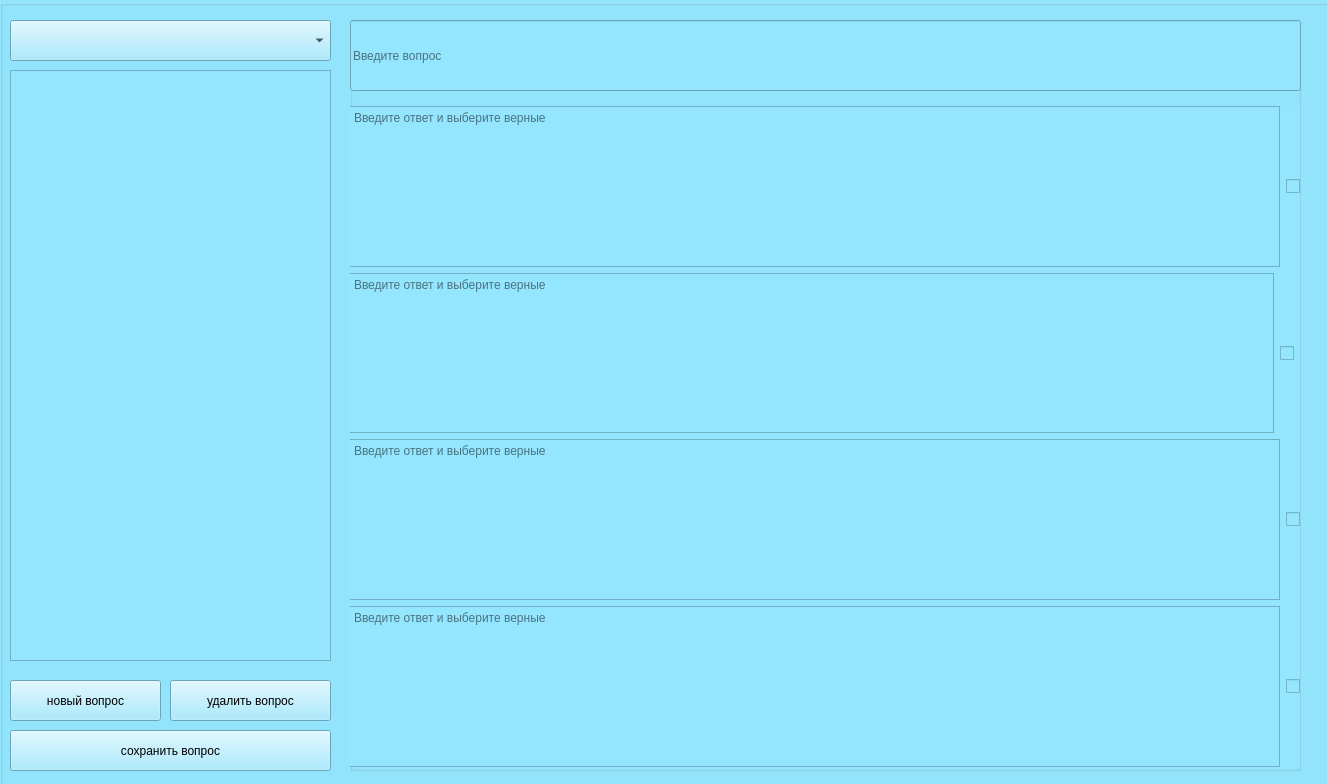
Before: the Qt Designer form test_creator/main.ui in zverihg/test_app, drawn with Qt 5.
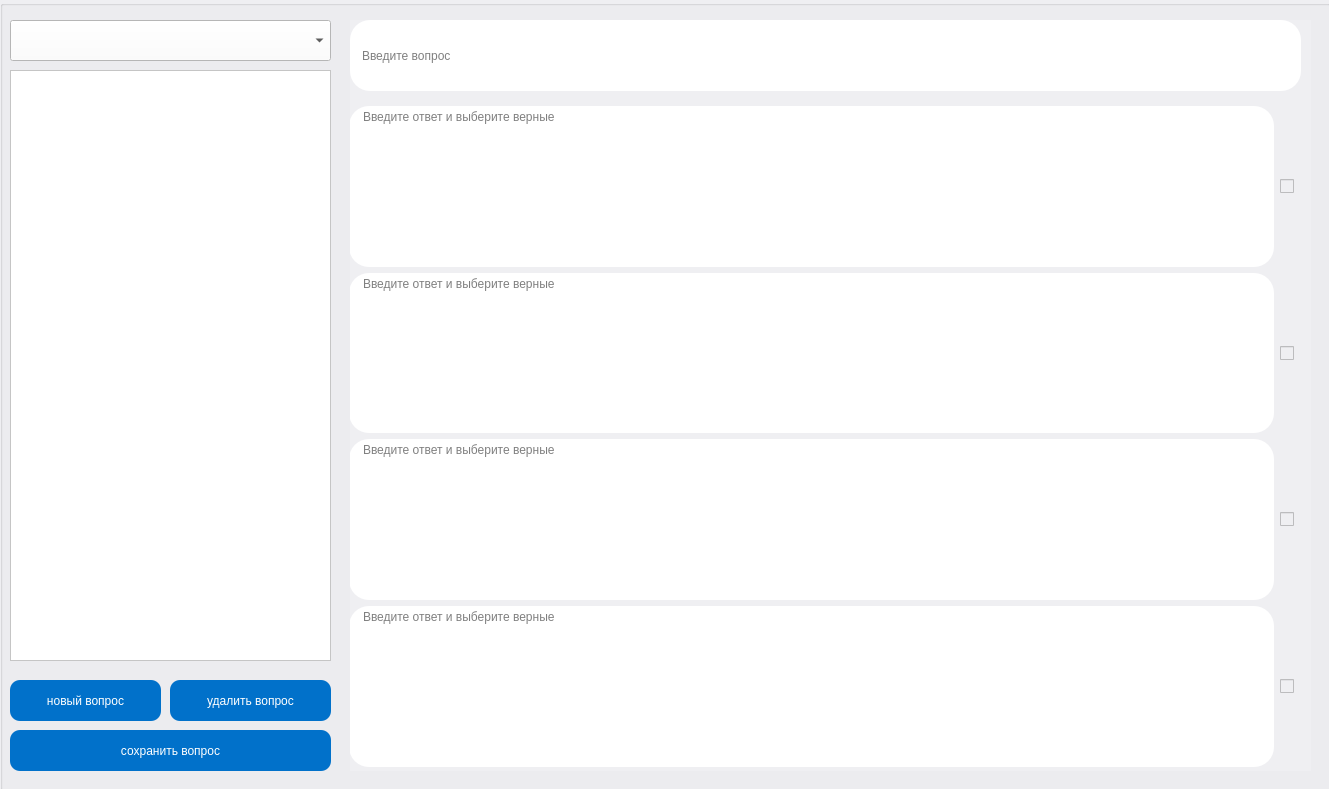
After: the same form once the commit is applied.

```diff
--- a/test_creator/main.ui
+++ b/test_creator/main.ui
@@ -6,8 +6,8 @@
    <rect>
     <x>0</x>
     <y>0</y>
-    <width>1327</width>
-    <height>784</height>
+    <width>1329</width>
+    <height>789</height>
    </rect>
   </property>
   <property name="windowTitle">
@@ -24,7 +24,7 @@
      </rect>
     </property>
     <property name="styleSheet">
-     <string notr="true">background-color: rgb(148, 230, 255);</string>
+     <string notr="true">background-color: #EFEFF2;</string>
     </property>
     <property name="title">
      <string/>
@@ -38,6 +38,9 @@
        <height>41</height>
       </rect>
      </property>
+     <property name="styleSheet">
+      <string notr="true">background-color: rgb(255, 255, 255);</string>
+     </property>
     </widget>
     <widget class="QListWidget" name="list_questions">
      <property name="geometry">
@@ -53,16 +56,22 @@
        <pointsize>13</pointsize>
       </font>
      </property>
+     <property name="styleSheet">
+      <string notr="true">background-color: rgb(255, 255, 255);</string>
+     </property>
     </widget>
     <widget class="QGroupBox" name="groupBox_2">
      <property name="geometry">
       <rect>
        <x>350</x>
        <y>20</y>
-       <width>951</width>
+       <width>961</width>
        <height>751</height>
       </rect>
      </property>
+     <property name="styleSheet">
+      <string notr="true">border:none</string>
+     </property>
      <property name="title">
       <string/>
      </property>
@@ -75,6 +84,11 @@
         <height>71</height>
        </rect>
       </property>
+      <property name="styleSheet">
+       <string notr="true">background-color: rgb(255, 255, 255);
+border-radius: 20px;
+padding-left:10px</string>
+      </property>
       <property name="inputMask">
        <string/>
       </property>
@@ -96,6 +110,11 @@
         <layout class="QHBoxLayout" name="horizontalLayout">
          <item>
           <widget class="QTextEdit" name="answer_1">
+           <property name="styleSheet">
+            <string notr="true">background-color: rgb(255, 255, 255);
+border-radius: 20px;
+padding-left:10px</string>
+           </property>
            <property name="placeholderText">
             <string>Введите ответ и выберите верные</string>
            </property>
@@ -103,6 +122,15 @@
          </item>
          <item>
           <widget class="QCheckBox" name="choose_1">
+           <property name="sizePolicy">
+            <sizepolicy hsizetype="Preferred" vsizetype="Fixed">
+             <horstretch>0</horstretch>
+             <verstretch>0</verstretch>
+            </sizepolicy>
+           </property>
+           <property name="styleSheet">
+            <string notr="true"/>
+           </property>
            <property name="text">
             <string/>
            </property>
@@ -114,6 +142,11 @@
         <layout class="QHBoxLayout" name="horizontalLayout_7">
          <item>
           <widget class="QTextEdit" name="answer_2">
+           <property name="styleSheet">
+            <string notr="true">background-color: rgb(255, 255, 255);
+border-radius: 20px;
+padding-left:10px</string>
+           </property>
            <property name="placeholderText">
             <string>Введите ответ и выберите верные</string>
            </property>
@@ -132,6 +165,9 @@
              <pointsize>200</pointsize>
             </font>
            </property>
+           <property name="styleSheet">
+            <string notr="true"/>
+           </property>
            <property name="text">
             <string/>
            </property>
@@ -143,6 +179,11 @@
         <layout class="QHBoxLayout" name="horizontalLayout_2">
          <item>
           <widget class="QTextEdit" name="answer_3">
+           <property name="styleSheet">
+            <string notr="true">background-color: rgb(255, 255, 255);
+border-radius: 20px;
+padding-left:10px</string>
+           </property>
            <property name="placeholderText">
             <string>Введите ответ и выберите верные</string>
            </property>
@@ -150,6 +191,9 @@
          </item>
          <item>
           <widget class="QCheckBox" name="choose_3">
+           <property name="styleSheet">
+            <string notr="true"/>
+           </property>
            <property name="text">
             <string/>
            </property>
@@ -161,6 +205,11 @@
         <layout class="QHBoxLayout" name="horizontalLayout_3">
          <item>
           <widget class="QTextEdit" name="answer_4">
+           <property name="styleSheet">
+            <string notr="true">background-color: rgb(255, 255, 255);
+border-radius: 20px;
+padding-left:10px</string>
+           </property>
            <property name="placeholderText">
             <string>Введите ответ и выберите верные</string>
            </property>
@@ -168,6 +217,9 @@
          </item>
          <item>
           <widget class="QCheckBox" name="choose_4">
+           <property name="styleSheet">
+            <string notr="true"/>
+           </property>
            <property name="text">
             <string/>
            </property>
@@ -187,6 +239,11 @@
        <height>41</height>
       </rect>
      </property>
+     <property name="styleSheet">
+      <string notr="true">background-color: #0171CA;
+color: rgb(255, 255, 255);
+border-radius: 10px;</string>
+     </property>
      <property name="text">
       <string>новый вопрос</string>
      </property>
@@ -200,6 +257,11 @@
        <height>41</height>
       </rect>
      </property>
+     <property name="styleSheet">
+      <string notr="true">background-color: #0171CA;
+color: rgb(255, 255, 255);
+border-radius: 10px;</string>
+     </property>
      <property name="text">
       <string>удалить вопрос</string>
      </property>
@@ -213,6 +275,11 @@
        <height>41</height>
       </rect>
      </property>
+     <property name="styleSheet">
+      <string notr="true">background-color: #0171CA;
+color: rgb(255, 255, 255);
+border-radius: 10px;</string>
+     </property>
      <property name="text">
       <string>сохранить вопрос</string>
      </property>
```
